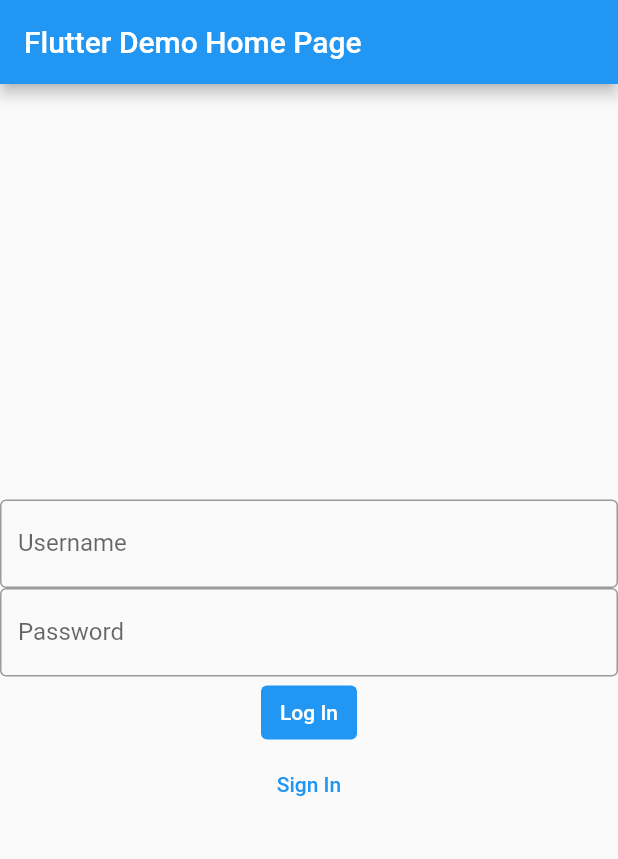
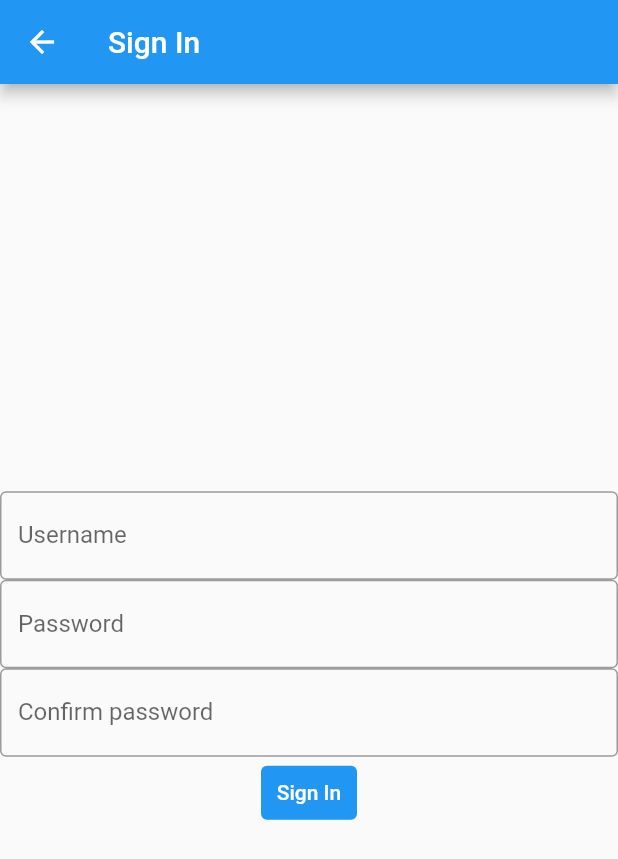
Before and after one commit to leephongtrang/A21-4205N6-KickMyFlutter-Trang, a Flutter app: the screen it shows after launch, after a tap on "Sign In", on a phone screen of 412 x 824 dp. Shown: the top 859 px of the screen. Run offline on Flutter 3.47's test engine with Material 2 defaults, Android fonts, the phone set to English and light mode, and no system bars.

Commit message:
FCT Interface
Ajout des interfaces de menu, inscription et création.

```diff
--- /dev/null
+++ b/tp_5n6/lib/logIn.dart
@@ -0,0 +1,96 @@
+import 'package:flutter/material.dart';
+import 'package:tp_5n6/main.dart';
+import 'package:tp_5n6/signIn.dart';
+
+void main() {
+  runApp(const MyApp());
+}
+
+class MyApp extends StatelessWidget {
+  const MyApp({Key? key}) : super(key: key);
+
+  // This widget is the root of your application.
+  @override
+  Widget build(BuildContext context) {
+    return MaterialApp(
+      title: 'Flutter Demo',
+      theme: ThemeData(
+        primarySwatch: Colors.blue,
+      ),
+      home: const MyHomePage(title: 'KickMyFlutter'),
+    );
+  }
+}
+
+class MyHomePage extends StatefulWidget {
+  const MyHomePage({Key? key, required this.title}) : super(key: key);
+
+  final String title;
+
+  @override
+  State<MyHomePage> createState() => _MyHomePageState();
+}
+
+class _MyHomePageState extends State<MyHomePage> {
+  int _counter = 0;
+
+  late TextEditingController _controllerUsername;
+  late TextEditingController _controllerPassword;
+
+  void initState() {
+    _controllerPassword = TextEditingController();
+    _controllerUsername = TextEditingController();
+  }
+
+  void _incrementCounter() {
+    setState(() {
+      _counter++;
+    });
+  }
+
+  @override
+  Widget build(BuildContext context) {
+    return Scaffold(
+      appBar: AppBar(
+        title: Text(widget.title),
+      ),
+      body: Center(
+        child: Column(
+          mainAxisAlignment: MainAxisAlignment.center,
+
+          children: <Widget>[
+            TextField(
+              controller: _controllerUsername,
+              decoration: InputDecoration(
+                border: OutlineInputBorder(),
+                labelText: "Username",
+              ),
+            ),
+            TextField(
+              obscureText: true,
+              controller: _controllerPassword,
+              decoration: InputDecoration(
+                border: OutlineInputBorder(),
+                labelText: "Password",
+              ),
+            ),
+            TextButton(onPressed: () {
+              Navigator.push(context, MaterialPageRoute(builder: (context) => Main()));
+            },
+              style: TextButton.styleFrom(
+                backgroundColor: Colors.blue,
+                primary: Colors.white,
+              ),
+              child: Text("Log In"),
+            ),
+            TextButton(onPressed: () {
+              Navigator.push(context, MaterialPageRoute(builder: (context) => SignIn()));
+            },
+              child: Text("Sign In"),
+            ),
+          ],
+        ),
+      ),
+    );
+  }
+}
--- a/tp_5n6/lib/main.dart
+++ b/tp_5n6/lib/main.dart
@@ -1,79 +1,44 @@
 import 'package:flutter/material.dart';
+import 'package:tp_5n6/addTask.dart';
+import 'package:tp_5n6/taskDetail.dart';
 
-void main() {
-  runApp(const MyApp());
+class Main extends StatefulWidget{
+  @override
+  MainPage createState() => MainPage();
 }
 
-class MyApp extends StatelessWidget {
-  const MyApp({Key? key}) : super(key: key);
+class MainPage extends State<Main>{
+  late List<String> taskList;
 
-  // This widget is the root of your application.
-  @override
-  Widget build(BuildContext context) {
-    return MaterialApp(
-      title: 'Flutter Demo',
-      theme: ThemeData(
-        primarySwatch: Colors.blue,
-      ),
-      home: const MyHomePage(title: 'Flutter Demo Home Page'),
-    );
-  }
-}
-
-class MyHomePage extends StatefulWidget {
-  const MyHomePage({Key? key, required this.title}) : super(key: key);
-
-  final String title;
-
-  @override
-  State<MyHomePage> createState() => _MyHomePageState();
-}
-
-class _MyHomePageState extends State<MyHomePage> {
-  int _counter = 0;
-
-  void _incrementCounter() {
-    setState(() {
-      _counter++;
-    });
+  void initState(){
+    taskList = ['Anne', 'Brigitte', 'Charlotte', 'Diane'];
   }
 
   @override
-  Widget build(BuildContext context) {
+  Widget build(BuildContext buildContext){
     return Scaffold(
       appBar: AppBar(
-        title: Text(widget.title),
+        title: Text("Main"),
       ),
-      body: Center(
-        child: Column(
-          mainAxisAlignment: MainAxisAlignment.center,
-
-          children: <Widget>[
-            TextField(
-              decoration: InputDecoration(
-                border: OutlineInputBorder(),
-                labelText: "Username",
-              ),
+      body: ListView.builder(
+        itemCount: taskList.length,
+        itemBuilder: (context, i){
+          return Container(
+            child: ListTile(
+              title: Text(taskList[i].toString()), //TODO mettre de l'imagination 🖼
+              onTap: () {
+                Navigator.push(context, MaterialPageRoute(builder: (context) => TaskDetail()));
+              },
             ),
-            TextField(
-              obscureText: true,
-              decoration: InputDecoration(
-                border: OutlineInputBorder(),
-                labelText: "Password",
-              ),
-            ),
-            TextButton(onPressed: () {},
-              style: TextButton.styleFrom(
-                backgroundColor: Colors.blue,
-                primary: Colors.white,
-              ),
-              child: Text("Log In"),
-            ),
-            TextButton(onPressed: () {},
-              child: Text("Sign In"),
-            ),
-          ],
-        ),
+          );
+        },
+      ),
+      floatingActionButton: FloatingActionButton(
+        onPressed: () {
+          Navigator.push(context, MaterialPageRoute(builder: (context) => AddTask()));
+        },
+        tooltip: 'Add Task',
+        child: const Icon(Icons.add),
       ),
     );
   }
--- /dev/null
+++ b/tp_5n6/lib/signIn.dart
@@ -0,0 +1,66 @@
+import 'package:flutter/material.dart';
+import 'package:tp_5n6/main.dart';
+
+class SignIn extends StatefulWidget{
+  const SignIn();
+  @override
+  SignInPage createState() => SignInPage();
+}
+
+class SignInPage extends State<SignIn> {
+  late TextEditingController _controllerUsername;
+  late TextEditingController _controllerPassword1;
+  late TextEditingController _controllerPassword2;
+
+  void initState() {
+    _controllerPassword1 = TextEditingController();
+    _controllerUsername = TextEditingController();
+    _controllerPassword2 = TextEditingController();
+  }
+
+  @override
+  Widget build(BuildContext context) {
+    return Scaffold(
+      appBar: AppBar(
+        title: Text("Sign In"),
+      ),
+      body: Column(
+        mainAxisAlignment: MainAxisAlignment.center,
+        children: [
+          TextField(
+            controller: _controllerUsername,
+            decoration: InputDecoration(
+              border: OutlineInputBorder(),
+              labelText: "Username",
+            ),
+          ),
+          TextField(
+            obscureText: true,
+            controller: _controllerPassword1,
+            decoration: InputDecoration(
+              border: OutlineInputBorder(),
+              labelText: "Password",
+            ),
+          ),
+          TextField(
+            obscureText: true,
+            controller: _controllerPassword2,
+            decoration: InputDecoration(
+              border: OutlineInputBorder(),
+              labelText: "Confirm password",
+            ),
+          ),
+          TextButton(onPressed: () {
+            Navigator.push(context, MaterialPageRoute(builder: (context) => Main()));
+          },
+            style: TextButton.styleFrom(
+              backgroundColor: Colors.blue,
+              primary: Colors.white,
+            ),
+            child: Text("Sign In"),
+          ),
+        ],
+      ),
+    );
+  }
+}
--- a/tp_5n6/pubspec.yaml
+++ b/tp_5n6/pubspec.yaml
@@ -30,6 +30,9 @@ dependencies:
   flutter:
     sdk: flutter
 
+  syncfusion_flutter_calendar: ^20.2.48
+
+  table_calendar: ^3.0.7
 
   # The following adds the Cupertino Icons font to your application.
   # Use with the CupertinoIcons class for iOS style icons.
```
Also changed, not shown: tp_5n6/lib/addTask.dart (added, +33 -0 lines), tp_5n6/lib/taskDetail.dart (added, +23 -0 lines), tp_5n6/pubspec.lock, 1 other file.
